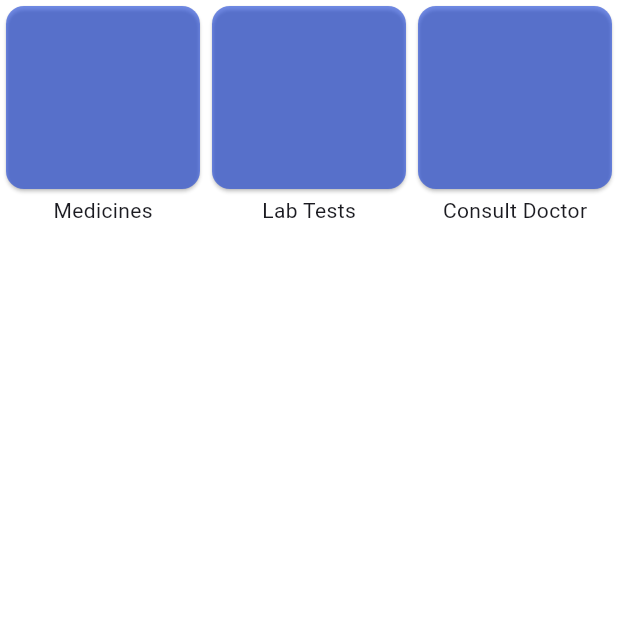
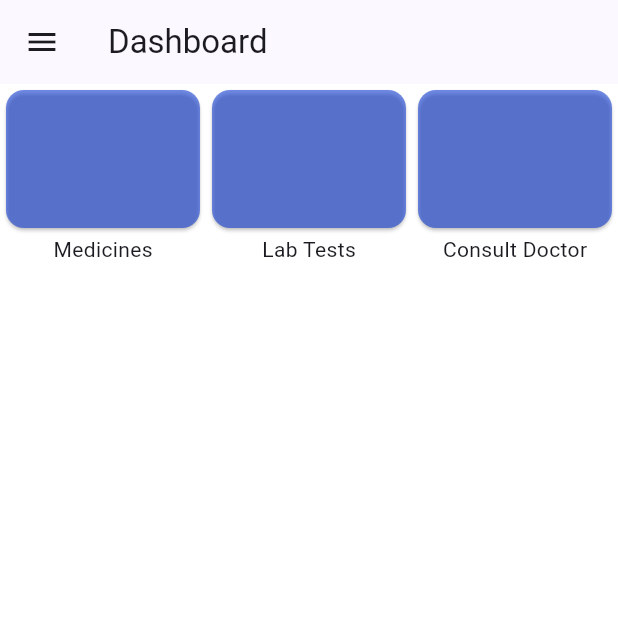
Before and after one commit to FadiAToumeh/hospital-app, a Flutter app: the DashboardScreen screen opened directly, on a phone screen of 412 x 824 dp, the top half of it. Run offline on Flutter 3.47's test engine with Material 3 defaults, Android fonts, the phone set to English and light mode, and no system bars; our stand-ins replace get, google_fonts, shared_preferences; accounts and stored records are empty.

Commit message:
3/8/2024

```diff
--- a/lib/main.dart
+++ b/lib/main.dart
@@ -3,6 +3,7 @@ import 'package:get/get_navigation/get_navigation.dart';
 import 'package:hospital_app_flutter/screens/dashboard_screen.dart';
 import 'package:hospital_app_flutter/screens/login_screen.dart';
 import 'package:hospital_app_flutter/screens/test.dart';
+import 'package:hospital_app_flutter/tree.dart';
 
 void main() {
   runApp(const MyApp());
@@ -19,7 +20,7 @@ class MyApp extends StatelessWidget {
         colorScheme: ColorScheme.fromSeed(seedColor: Color(0x1640D6).withOpacity(1)),
         useMaterial3: true,
       ),
-      home: const TestScreen(),
+      home: const WidgetTree(),
     );
   }
 }
--- a/lib/screens/dashboard_screen.dart
+++ b/lib/screens/dashboard_screen.dart
@@ -1,4 +1,6 @@
 import 'package:flutter/material.dart';
+import 'package:hospital_app_flutter/constants/colors.dart';
+import 'package:shared_preferences/shared_preferences.dart';
 
 class DashboardScreen extends StatefulWidget {
   const DashboardScreen({super.key});
@@ -8,6 +10,20 @@ class DashboardScreen extends StatefulWidget {
 }
 
 class _DashboardScreenState extends State<DashboardScreen> {
+  String? username = '';
+  String? email = '';
+  @override
+  void initState ()
+  {
+    super.initState();
+    getData();
+  }
+  void getData () async
+  {
+    SharedPreferences prefs = await SharedPreferences.getInstance();
+    username = await prefs.getString('name');
+    email = await prefs.getString('email');
+  }
   List Menu = [
     "Medicines",
     "Lab Tests",
@@ -16,6 +32,23 @@ class _DashboardScreenState extends State<DashboardScreen> {
   @override
   Widget build(BuildContext context) {
     return Scaffold(
+      appBar: AppBar(
+        title: Text("Dashboard"),
+      ),
+      drawer: Drawer(
+        child: ListView(
+          children: [
+            UserAccountsDrawerHeader(accountName: Text('$username'), accountEmail: Text("$email"),
+            decoration: BoxDecoration(color: mainBlue),
+            ),
+            //add logout function here
+            Padding(
+              padding: const EdgeInsets.symmetric(horizontal:50),
+              child: MaterialButton(onPressed: ()=> null , child: Text("Sign Out"),color: mainBlue,textColor: Colors.white,),
+            ),
+          ],
+        ),
+      ),
       backgroundColor: Colors.white,
       body: GridView.builder(
         itemCount: Menu.length,
@@ -24,7 +57,7 @@ class _DashboardScreenState extends State<DashboardScreen> {
           return Column(
             children: [
               Container(
-                height: 130,
+                height: 100,
             child: Card(
               color: Color(0x1640D6).withOpacity(0.6),
               child: Center(child: null),
--- a/lib/screens/test.dart
+++ b/lib/screens/test.dart
@@ -13,6 +13,7 @@ class TestScreen extends StatefulWidget {
 
 
 class _TestScreenState extends State<TestScreen> {
+bool isLoggedIn = false;
 TextEditingController emailController = TextEditingController();
 TextEditingController passwordController = TextEditingController();
 
@@ -65,13 +66,12 @@ TextEditingController passwordController = TextEditingController();
       var Uname =  res['data']['user']['name'];
       var Uemail =  res['data']['user']['email'];
       userData(Uname, Uemail, UID);
-
       print(UID.toString() + ' ' ":" " " + Uname);
 
     }
     else
     {
-      print('failed');
+      print(json.decode(response.body)['message']);
     }
   }
   void userData (String name , String email , String id) async
@@ -80,6 +80,7 @@ TextEditingController passwordController = TextEditingController();
     await prefs.setString('name', name);
     await prefs.setString('email', email);
     await prefs.setString('id', id);
+    prefs.setBool('isLoggedIn', true);
   }
   void getUserData () async
   {
```
Also changed, not shown: lib/tree.dart (added, +33 -0 lines).
